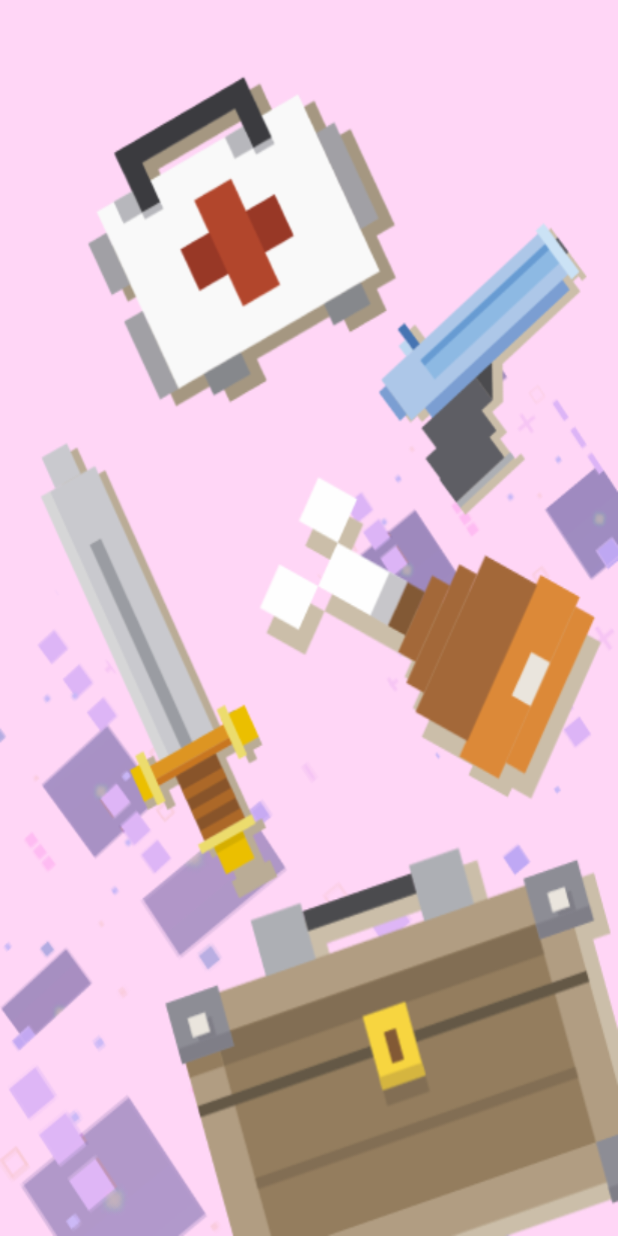
After one commit to CesarDarryl/UTS_PemrogramanAndroid, an Android app: the SplashScreenActivity screen opened directly, with no data from a screen before it, on a phone screen of 412 x 824 dp. The commit adds this screen. Run offline under Robolectric (Android 15) with nearby library versions, the phone set to English and light mode, and no system bars.

Commit message:
Adding splash Screen

```diff
--- a/Bismillah/app/src/main/AndroidManifest.xml
+++ b/Bismillah/app/src/main/AndroidManifest.xml
@@ -10,15 +10,17 @@
         android:roundIcon="@mipmap/ic_launcher_round"
         android:supportsRtl="true"
         android:theme="@style/AppTheme">
+<!--        <activity android:name=".SplashScreenActivity"></activity>-->
+
         <meta-data
             android:name="com.google.android.actions"
             android:resource="@xml/preferences" />
 
         <activity android:name=".SaveActivity" />
         <activity android:name=".LoginActivity" />
-        <activity android:name=".SettingsActivity"/>
+        <activity android:name=".SettingsActivity" />
         <activity
-            android:name=".MainActivity"
+            android:name=".SplashScreenActivity"
             android:label="Bismillah"
             android:theme="@style/AppTheme.NoActionBar">
             <intent-filter>
--- a/Bismillah/app/src/main/java/org/myapplication/SaveActivity.java
+++ b/Bismillah/app/src/main/java/org/myapplication/SaveActivity.java
@@ -82,7 +82,7 @@ public class SaveActivity extends AppCompatActivity {
         } else if (String.valueOf(amount).isEmpty()){
             amountInput.setError("Isi terlebih dahulu");
         } else if (getCheckedType() == Transaction.Type.EMPTY){
-            Toast.makeText(getApplicationContext(), "Pilih jenis transaksi dahulu",Toast.LENGTH_LONG).show();
+            Toast.makeText(getApplicationContext(), " Pilih Item ",Toast.LENGTH_LONG).show();
         } else {
             Intent intent = new Intent();
             intent.putExtra(MainActivity.TRANSACTION_KEY, item);
--- /dev/null
+++ b/Bismillah/app/src/main/java/org/myapplication/SplashScreenActivity.java
@@ -0,0 +1,25 @@
+package org.myapplication;
+
+import androidx.appcompat.app.AppCompatActivity;
+
+import android.content.Intent;
+import android.os.Bundle;
+import android.os.Handler;
+
+public class SplashScreenActivity extends AppCompatActivity {
+
+    @Override
+    protected void onCreate(Bundle savedInstanceState) {
+        super.onCreate(savedInstanceState);
+        setContentView(R.layout.activity_splash_screen);
+
+        new Handler().postDelayed(new Runnable() {
+            @Override
+            public void run() {
+                Intent intent = new Intent(SplashScreenActivity.this, LoginActivity.class);
+                startActivity(intent);
+                finish();
+            }
+        }, 3000);
+    }
+}
--- /dev/null
+++ b/Bismillah/app/src/main/res/layout/activity_splash_screen.xml
@@ -0,0 +1,8 @@
+<?xml version="1.0" encoding="utf-8"?>
+<androidx.constraintlayout.widget.ConstraintLayout xmlns:android="http://schemas.android.com/apk/res/android"
+    xmlns:app="http://schemas.android.com/apk/res-auto"
+    xmlns:tools="http://schemas.android.com/tools"
+    android:layout_width="fill_parent"
+    android:layout_height="fill_parent"
+    tools:context=".SplashScreenActivity"
+    android:background="@drawable/splash"/>
```
Also changed, not shown: Bismillah/app/src/main/res/drawable/splash.png (added).
